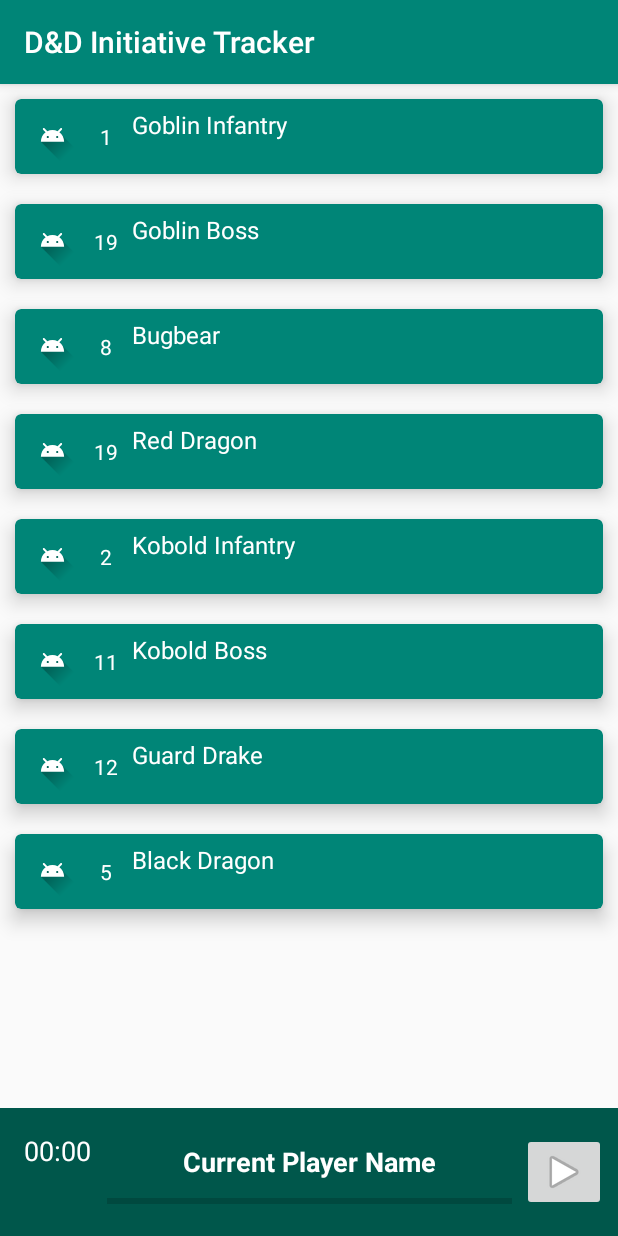
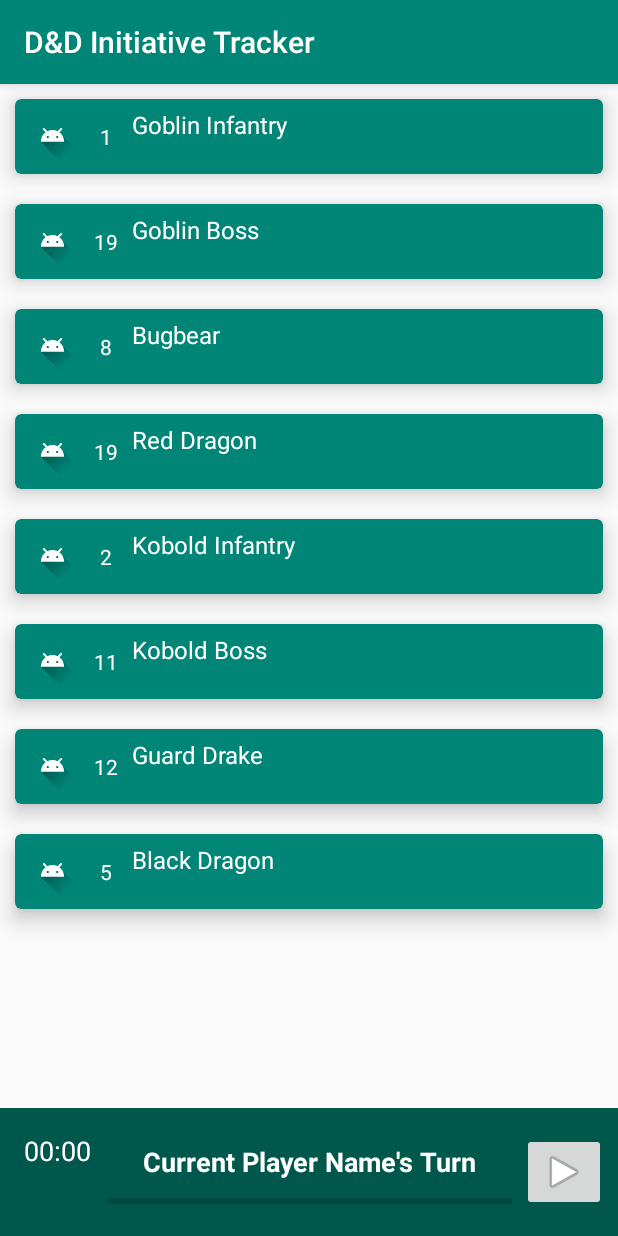
Before and after one commit to PatrickMayo/DDInitiativeTracker, an Android app: the screen it shows after launch (UIActivity), on a phone screen of 412 x 824 dp. Run offline under Robolectric (Android 15) with nearby library versions, the phone set to English and light mode, and no system bars; our stand-ins replace data binding; 1 statement that could not run was skipped.

Commit message:
Changed currentTurn_name string to include "'s Turn", better representing the intended string display.

```diff
--- a/app/src/main/res/values/strings.xml
+++ b/app/src/main/res/values/strings.xml
@@ -7,7 +7,7 @@
     <string name="creature_initiative">99</string>
 
     <!--fragment_main Strings-->
-    <string name="currentTurn_name">Current Player Name</string>
+    <string name="currentTurn_name">Current Player Name\'s Turn</string>
     <string name="remainingTime">00:00</string>
 
 </resources>
```
